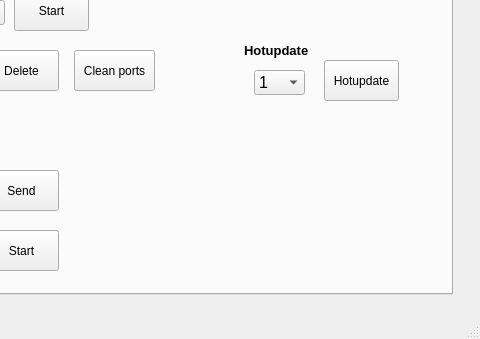
FuckBrains/src, file ui/test.ui: the form before one commit; both pictures show x 588 to 1068 and y 236 to 575 of the 1068 by 575 pixel window.
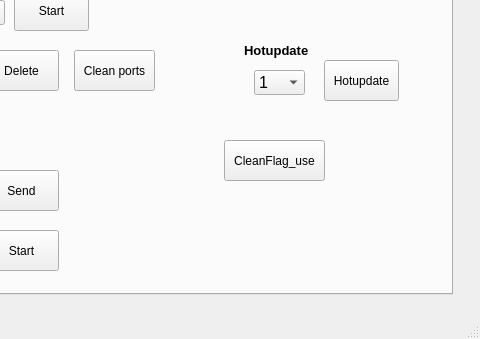
The form after the commit. The open tabs and pages were chosen to show the change.

What changed in the file:
```diff
--- a/ui/test.ui
+++ b/ui/test.ui
@@ -796,6 +796,19 @@
        <string>Debug</string>
       </property>
      </widget>
+     <widget class="QPushButton" name="pushButton21">
+      <property name="geometry">
+       <rect>
+        <x>420</x>
+        <y>330</y>
+        <width>101</width>
+        <height>41</height>
+       </rect>
+      </property>
+      <property name="text">
+       <string>CleanFlag_use</string>
+      </property>
+     </widget>
     </widget>
     <widget class="QWidget" name="tab_4">
      <attribute name="title">
```
Left out of the diff: 2 changed lines with no effect on the pictures.
